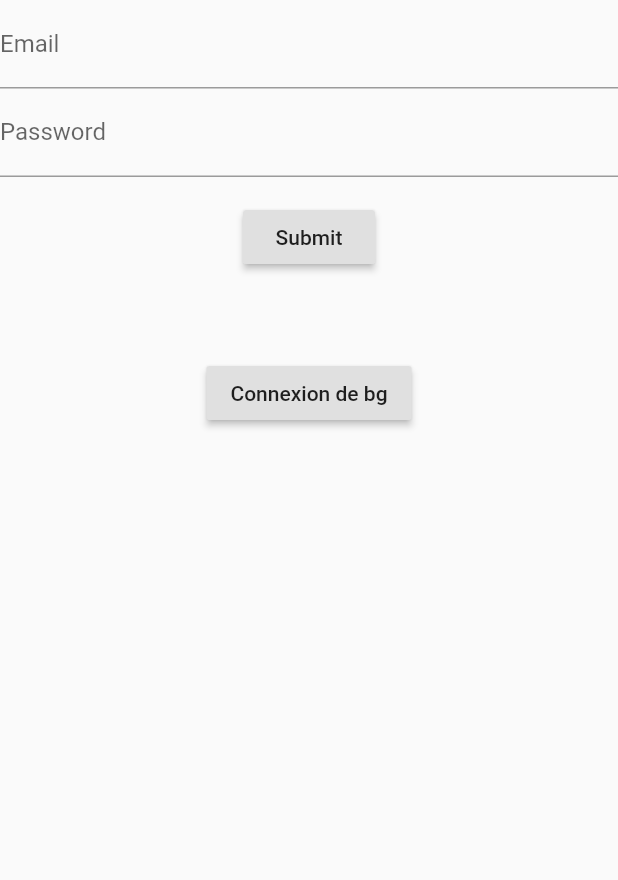
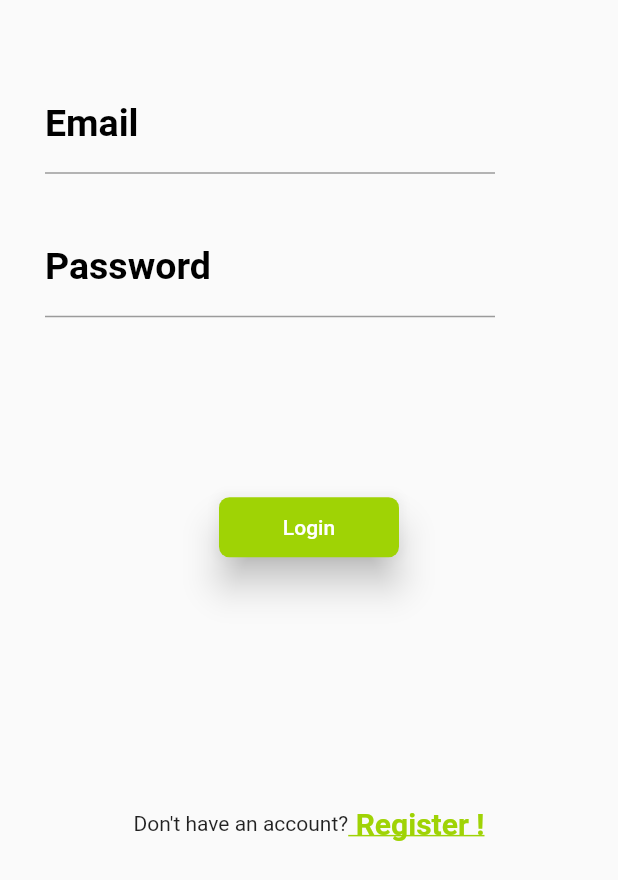
Before and after one commit to MikaHub/FlutterProjet, a Flutter app: the RegisterEmail widget shown alone on an empty page, opened directly, on a phone screen of 412 x 824 dp. Shown: the top 880 px of the screen. Run offline on Flutter 3.47's test engine with Material 2 defaults, Android fonts, the phone set to English and light mode, and no system bars; our stand-ins replace firebase_auth, firebase_core; accounts and stored records are empty.

Commit message:
LoginPage done

```diff
--- /dev/null
+++ b/appFlutter/lib/LoginPage.dart
@@ -0,0 +1,243 @@
+import 'package:appFlutter/main.dart';
+import 'package:flutter/material.dart';
+import 'package:firebase_auth/firebase_auth.dart';
+import 'package:firebase_core/firebase_core.dart';
+
+class Login extends StatelessWidget {
+  @override
+  Widget build(BuildContext context) {
+    return MaterialApp(
+      debugShowCheckedModeBanner: false,
+      title: 'Login Page',
+      home: LoginPage(),
+    );
+  }
+}
+
+class LoginPage extends StatefulWidget {
+  @override
+  _LoginPageState createState() => _LoginPageState();
+}
+
+class _LoginPageState extends State<LoginPage> {
+  @override
+  Widget build(BuildContext context) {
+    return Scaffold(
+      appBar: AppBar(
+        leading: IconButton(
+          onPressed: () => Navigator.of(context)
+              .push(MaterialPageRoute(builder: (context) => WelcomePage())),
+          icon: Icon(Icons.arrow_back),
+        ),
+        backgroundColor: Color.fromRGBO(159, 211, 5, 1),
+        centerTitle: true,
+        title: Text('Login'),
+      ),
+      body: Container(
+        decoration: BoxDecoration(
+          image: DecorationImage(
+            image: AssetImage("assets/salad-LoginBackground.jpg"),
+            fit: BoxFit.cover,
+            colorFilter: ColorFilter.mode(
+                Colors.black.withOpacity(0.3), BlendMode.dstATop),
+          ),
+        ),
+        child: RegisterEmail(),
+      ),
+    );
+  }
+}
+
+class RegisterEmail extends StatefulWidget {
+  @override
+  _RegisterEmailState createState() => _RegisterEmailState();
+}
+
+class _RegisterEmailState extends State<RegisterEmail> {
+  final GlobalKey<FormState> _formKey = GlobalKey<FormState>();
+  final TextEditingController _emailUser = TextEditingController();
+  final TextEditingController _passwordUser = TextEditingController();
+  bool hasClick = false;
+  String messageError;
+  bool _success = false;
+  final FirebaseAuth _auth = FirebaseAuth.instance;
+  String _userEmail;
+
+  void dispose() {
+    _emailUser.dispose();
+    _passwordUser.dispose();
+    super.dispose();
+  }
+
+  @override
+  Widget build(BuildContext context) {
+    return Form(
+      key: _formKey,
+      child: Column(
+        crossAxisAlignment: CrossAxisAlignment.start,
+        children: <Widget>[
+          Container(
+            width: 300,
+            margin: EdgeInsets.only(left: 30, top: 50, right: 30),
+            child: TextFormField(
+              controller: _emailUser,
+              onSaved: (input) => _emailUser.text = input,
+              decoration: const InputDecoration(
+                hintText: 'Enter you name',
+                labelText: 'Email',
+                labelStyle: TextStyle(
+                    height: 0.5,
+                    fontSize: 25,
+                    fontWeight: FontWeight.w600,
+                    color: Colors.black),
+              ),
+              validator: (String value) {
+                if (value.isEmpty) {
+                  return 'Please enter some text';
+                }
+                return null;
+              },
+            ),
+          ),
+          Container(
+            width: 300,
+            margin: EdgeInsets.all(30),
+            child: TextFormField(
+              controller: _passwordUser,
+              onSaved: (input) => _passwordUser.text = input,
+              decoration: const InputDecoration(
+                labelText: 'Password',
+                hintText: 'Password',
+                labelStyle: TextStyle(
+                    height: 0.5,
+                    fontSize: 25,
+                    fontWeight: FontWeight.w600,
+                    color: Colors.black),
+              ),
+              validator: (String value) {
+                if (value.isEmpty) {
+                  return 'Please enter some text';
+                }
+                return null;
+              },
+            ),
+          ),
+          Container(
+            padding: const EdgeInsets.symmetric(vertical: 16.0),
+            margin: EdgeInsets.only(top: 70),
+            alignment: Alignment.center,
+            child: ButtonTheme(
+              minWidth: 120.0,
+              height: 40,
+              child: RaisedButton(
+                onPressed: () async {
+                  if (_formKey.currentState.validate()) {
+                    hasClick = true;
+                    _register();
+                  }
+                },
+                elevation: 10,
+                shape: RoundedRectangleBorder(
+                  borderRadius: BorderRadius.circular(7.0),
+                ),
+                child: Text(
+                  'Login',
+                  style: TextStyle(color: Colors.white),
+                ),
+                color: Color.fromRGBO(159, 211, 5, 1),
+              ),
+            ),
+          ),
+          Container(
+            alignment: Alignment.center,
+            child: hasClick ? Text(messageError) : Text(''),
+          ),
+          Wrap(
+            children: [
+              Container(
+                margin: EdgeInsets.only(top: 130),
+                child: Row(
+                  mainAxisAlignment: MainAxisAlignment.center,
+                  children: [
+                    Text('Don\'t have an account?'),
+                    InkWell(
+                      child: Text(
+                        ' Register !',
+                        style: TextStyle(
+                            color: Color.fromRGBO(159, 211, 5, 1),
+                            fontWeight: FontWeight.bold,
+                            fontSize: 20,
+                            decoration: TextDecoration.underline),
+                      ),
+                      onTap: () {},
+                    )
+                  ],
+                ),
+              )
+            ],
+          )
+        ],
+      ),
+    );
+  }
+
+  void _register() async {
+    if (_passwordUser.text.length < 6) {
+      setState(() {
+        messageError = 'Password must be 6 length minimum';
+      });
+    }
+    final User user = (await _auth.createUserWithEmailAndPassword(
+      email: _emailUser.text,
+      password: _passwordUser.text,
+    ))
+        .user;
+    try {
+      await user.sendEmailVerification();
+    } catch (e) {
+      print(e);
+    }
+
+    print(user);
+    if (user != null) {
+      setState(() {
+        _success = true;
+        _userEmail = _emailUser.text;
+        messageError = 'TRUE REGISTER';
+        _emailUser.text = '';
+        _passwordUser.text = '';
+      });
+    } else {
+      setState(() {
+        messageError = 'FALSE REGISTER';
+        _success = false;
+        print('Aie');
+      });
+    }
+
+    if (_success) {
+      setState(() {
+        messageError = 'Compte good';
+      });
+    } else {
+      setState(() {
+        messageError = 'Error acc';
+      });
+    }
+  }
+
+  Future<void> signIn() async {
+    final formState = _formKey.currentState;
+    if (formState.validate()) {
+      formState.save();
+      try {
+        await FirebaseAuth.instance.signInWithEmailAndPassword(
+            email: _emailUser.text, password: _passwordUser.text);
+        /*  Navigator.push(
+            context, MaterialPageRoute(builder: (context) => Home())); */
+      } catch (e) {
+        print(e.message);
+      }
+    }
+  }
+}
--- a/appFlutter/lib/main.dart
+++ b/appFlutter/lib/main.dart
@@ -1,15 +1,8 @@
+import 'package:appFlutter/LoginPage.dart';
 import 'package:flutter/material.dart';
 import 'package:firebase_auth/firebase_auth.dart';
 import 'package:firebase_core/firebase_core.dart';
-import 'Home.dart';
-
-final GlobalKey<FormState> _formKey = GlobalKey<FormState>();
-final TextEditingController _emailUser = TextEditingController();
-final TextEditingController _passwordUser = TextEditingController();
-bool hasClick = false;
-String messageError;
-bool _success = false;
-final FirebaseAuth _auth = FirebaseAuth.instance;
+import 'LoginPage.dart';
 
 void main() async {
   WidgetsFlutterBinding.ensureInitialized();
@@ -22,7 +15,7 @@ class MyApp extends StatelessWidget {
   Widget build(BuildContext context) {
     return MaterialApp(
       debugShowCheckedModeBanner: false,
-      title: 'Firebase Auth Demo',
+      title: 'Food App',
       home: WelcomePage(),
     );
   }
@@ -36,9 +29,7 @@ class WelcomePage extends StatefulWidget {
 class _WelcomePageState extends State<WelcomePage> {
   @override
   Widget build(BuildContext context) {
-    return MaterialApp(
-      debugShowCheckedModeBanner: false,
-      home: Scaffold(
+    return Scaffold(
       body: Container(
         decoration: BoxDecoration(
           image: DecorationImage(
@@ -83,7 +74,10 @@ class _WelcomePageState extends State<WelcomePage> {
                   minWidth: 120.0,
                   height: 40,
                   child: RaisedButton(
-                      onPressed: () {},
+                    onPressed: () {
+                      Navigator.push(context,
+                          MaterialPageRoute(builder: (context) => Login()));
+                    },
                     elevation: 10,
                     shape: RoundedRectangleBorder(
                       borderRadius: BorderRadius.circular(7.0),
@@ -117,157 +111,6 @@ class _WelcomePageState extends State<WelcomePage> {
           ],
         ),
       ),
-      ),
     );
   }
 }
-
-class RegisterEmail extends StatefulWidget {
-  @override
-  _RegisterEmailState createState() => _RegisterEmailState();
-}
-
-class _RegisterEmailState extends State<RegisterEmail> {
-  String _userEmail;
-
-  void dispose() {
-    _emailUser.dispose();
-    _passwordUser.dispose();
-    super.dispose();
-  }
-
-  @override
-  Widget build(BuildContext context) {
-    return Form(
-      key: _formKey,
-      child: Column(
-        crossAxisAlignment: CrossAxisAlignment.start,
-        children: <Widget>[
-          TextFormField(
-            controller: _emailUser,
-            onSaved: (input) => _emailUser.text = input,
-            decoration: const InputDecoration(labelText: 'Email'),
-            validator: (String value) {
-              if (value.isEmpty) {
-                return 'Please enter some text';
-              }
-              return null;
-            },
-          ),
-          TextFormField(
-            controller: _passwordUser,
-            onSaved: (input) => _passwordUser.text = input,
-            decoration: const InputDecoration(labelText: 'Password'),
-            validator: (String value) {
-              if (value.isEmpty) {
-                return 'Please enter some text';
-              }
-              return null;
-            },
-          ),
-          Container(
-            padding: const EdgeInsets.symmetric(vertical: 16.0),
-            alignment: Alignment.center,
-            child: RaisedButton(
-              onPressed: () async {
-                if (_formKey.currentState.validate()) {
-                  hasClick = true;
-                  _register();
-                }
-              },
-              child: const Text('Submit'),
-            ),
-          ),
-          Container(
-            padding: const EdgeInsets.symmetric(vertical: 40.0),
-            alignment: Alignment.center,
-            child: RaisedButton(
-              onPressed: () {
-                signIn();
-              },
-              child: const Text('Connexion de bg'),
-            ),
-          ),
-          Container(
-            alignment: Alignment.center,
-            child: hasClick ? Text(messageError) : Text(''),
-          )
-        ],
-      ),
-    );
-  }
-
-  void _register() async {
-    if (_passwordUser.text.length < 6) {
-      setState(() {
-        messageError = 'Password must be 6 length minimum';
-      });
-    }
-    final User user = (await _auth.createUserWithEmailAndPassword(
-      email: _emailUser.text,
-      password: _passwordUser.text,
-    ))
-        .user;
-    try {
-      await user.sendEmailVerification();
-    } catch (e) {
-      print(e);
-    }
-
-    print(user);
-    if (user != null) {
-      setState(() {
-        _success = true;
-        _userEmail = _emailUser.text;
-        messageError = 'TRUE REGISTER';
-        _emailUser.text = '';
-        _passwordUser.text = '';
-      });
-    } else {
-      setState(() {
-        messageError = 'FALSE REGISTER';
-        _success = false;
-        print('Aie');
-      });
-    }
-
-    if (_success) {
-      setState(() {
-        messageError = 'Compte good';
-      });
-    } else {
-      setState(() {
-        messageError = 'Error acc';
-      });
-    }
-  }
-
-  Future<void> signIn() async {
-    final formState = _formKey.currentState;
-    if (formState.validate()) {
-      formState.save();
-      try {
-        await FirebaseAuth.instance.signInWithEmailAndPassword(
-            email: _emailUser.text, password: _passwordUser.text);
-        Navigator.push(
-            context, MaterialPageRoute(builder: (context) => Home()));
-      } catch (e) {
-        print(e.message);
-      }
-    }
-  }
-}
-
-class FirstPage extends StatefulWidget {
-  @override
-  _FirstPageState createState() => _FirstPageState();
-}
-
-class _FirstPageState extends State<FirstPage> {
-  @override
-  Widget build(BuildContext context) {
-    return Center(
-      child: Text('zret'),
-    );
-  }
-}
--- a/appFlutter/pubspec.yaml
+++ b/appFlutter/pubspec.yaml
@@ -50,6 +50,7 @@ flutter:
   # To add assets to your application, add an assets section, like this:
   assets:
     - assets/salad-background.jpg
+    - assets/salad-LoginBackground.jpg
 
   # An image asset can refer to one or more resolution-specific "variants", see
   # https://flutter.dev/assets-and-images/#resolution-aware.
```
Also changed, not shown: appFlutter/lib/Home.dart (deleted, +0 -15 lines), appFlutter/assets/salad-LoginBackground.jpg (added). Lines whose indentation alone changed are shown as unchanged.
